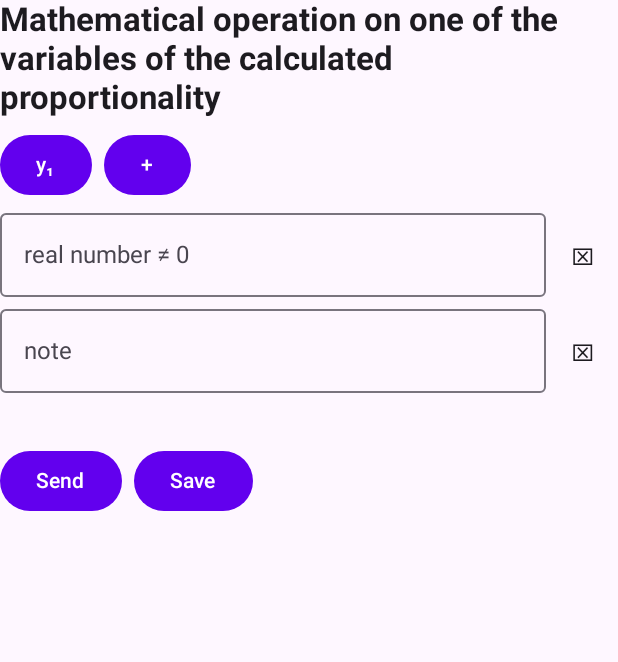
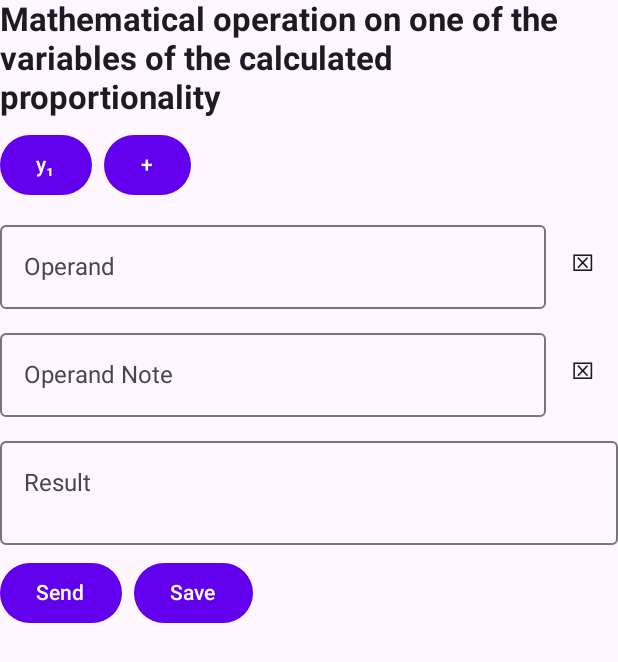
Before and after one commit to csanyipal/EquivRatioSolverPlus, an Android app built with Jetpack Compose: the composable OperationScreen called with empty values, on a phone screen of 412 x 824 dp. Shown: the top 662 px of the screen. Run offline under Robolectric (Android 15) with nearby library versions, the phone set to English and light mode, and no system bars; libraries missing offline, so code that uses them is left out: java.time, java.time.format, kotlinx.coroutines.delay, kotlinx.coroutines.launch; 1 statement that could not run was skipped.

Commit message:
Label fields and display the result in a text field
On Screen 4, label the fields with the text “Operand” and “Operand Note.” Display the result and the optional note in a multi-line, editable text
field labeled “Result.” Add the Hungarian equivalents as well.

```diff
--- a/app/src/main/java/io/github/csanyipal/equivratiosolverplus/ui/screens/MainScreen.kt
+++ b/app/src/main/java/io/github/csanyipal/equivratiosolverplus/ui/screens/MainScreen.kt
@@ -1415,6 +1415,13 @@ private fun OperationScreen(
     val resultText = operationResult?.let {
         String.format(Locale.US, "%.${decimalPlaces.coerceIn(0, 9)}f", it)
     } ?: ""
+    var resultAndNote by rememberSaveable(resultText, note) {
+        mutableStateOf(
+            listOf(resultText, note)
+                .filter(String::isNotBlank)
+                .joinToString("\n")
+        )
+    }
     val report = buildOperationReport(
         values = values,
         yComments = yComments,
@@ -1516,7 +1523,7 @@ private fun OperationScreen(
                         }
                     },
                     modifier = Modifier.weight(1f),
-                    placeholder = { Text(stringResource(R.string.operation_number_hint)) },
+                    label = { Text(stringResource(R.string.operation_operand_label)) },
                     singleLine = true,
                     keyboardOptions = KeyboardOptions(
                         keyboardType = KeyboardType.Decimal,
@@ -1550,7 +1557,7 @@ private fun OperationScreen(
                                 }
                             }
                         },
-                    placeholder = { Text(stringResource(R.string.operation_note_hint)) },
+                    label = { Text(stringResource(R.string.operation_note_label)) },
                     singleLine = true,
                     keyboardOptions = KeyboardOptions(imeAction = ImeAction.Done)
                 )
@@ -1558,21 +1565,13 @@ private fun OperationScreen(
                     Text("⌧")
                 }
             }
-            Row(
+            OutlinedTextField(
+                value = resultAndNote,
+                onValueChange = { resultAndNote = it },
                 modifier = Modifier.fillMaxWidth(),
-                verticalAlignment = Alignment.CenterVertically
-            ) {
-                Text(
-                    text = resultText,
-                    modifier = Modifier.weight(1f),
-                    style = MaterialTheme.typography.bodyLarge
-                )
-                Text(
-                    text = note,
-                    modifier = Modifier.weight(1f),
-                    style = MaterialTheme.typography.bodyLarge
-                )
-            }
+                label = { Text(stringResource(R.string.operation_result_label)) },
+                minLines = 2
+            )
             Row(horizontalArrangement = Arrangement.spacedBy(8.dp)) {
                 Button(onClick = {
                     context.startActivity(
--- a/app/src/main/res/values/strings.xml
+++ b/app/src/main/res/values/strings.xml
@@ -88,8 +88,9 @@ You should have received a copy of the GNU General Public License along with Equ
     <string name="navigation_result">Result</string>
     <string name="navigation_operation">Operation</string>
     <string name="operation_title">Mathematical operation on one of the variables of the calculated proportionality</string>
-    <string name="operation_number_hint">real number ≠ 0</string>
-    <string name="operation_note_hint">note</string>
+    <string name="operation_operand_label">Operand</string>
+    <string name="operation_note_label">Operand Note</string>
+    <string name="operation_result_label">Result</string>
     <string name="operation_send">Send</string>
     <string name="operation_save">Save</string>
     <string name="operation_saved">Result saved to Documents</string>
```
Also changed, not shown: 1 other file.
